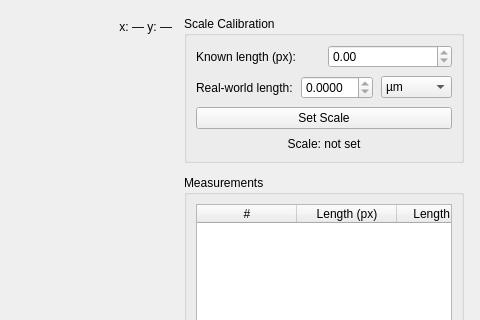
This is src/views/ui/length_measurement_widget.ui in joeescarcega8879/Light-Microscope as Qt 5 draws it before an edit; both pictures show x 444 to 924 and y 0 to 320 of the 924 by 584 pixel window. The edited form follows.
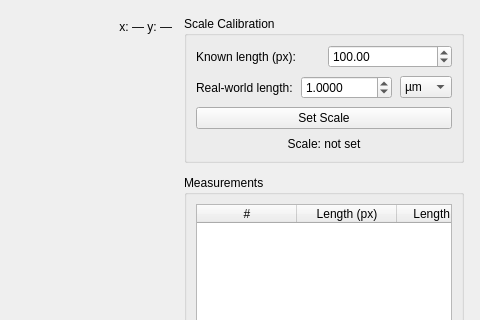
This is the edited form.

Commit message: feat: add length measurement and contour detection features

Patch:
```diff
--- a/src/views/ui/length_measurement_widget.ui
+++ b/src/views/ui/length_measurement_widget.ui
@@ -96,9 +96,9 @@
           </item>
           <item>
            <widget class="QDoubleSpinBox" name="spinKnownPixels">
-            <property name="minimum"><number>0.010000000000000</number></property>
-            <property name="maximum"><number>99999.000000000000</number></property>
-            <property name="value"><number>100.000000000000</number></property>
+            <property name="minimum"><double>0.010000000000000</double></property>
+            <property name="maximum"><double>99999.000000000000</double></property>
+            <property name="value"><double>100.000000000000</double></property>
             <property name="decimals"><number>2</number></property>
            </widget>
           </item>
@@ -114,9 +114,9 @@
           </item>
           <item>
            <widget class="QDoubleSpinBox" name="spinRealLength">
-            <property name="minimum"><number>0.010000000000000</number></property>
-            <property name="maximum"><number>99999.000000000000</number></property>
-            <property name="value"><number>1.000000000000</number></property>
+            <property name="minimum"><double>0.010000000000000</double></property>
+            <property name="maximum"><double>99999.000000000000</double></property>
+            <property name="value"><double>1.000000000000</double></property>
             <property name="decimals"><number>4</number></property>
            </widget>
           </item>
```
The commit also changes 16 other files.
